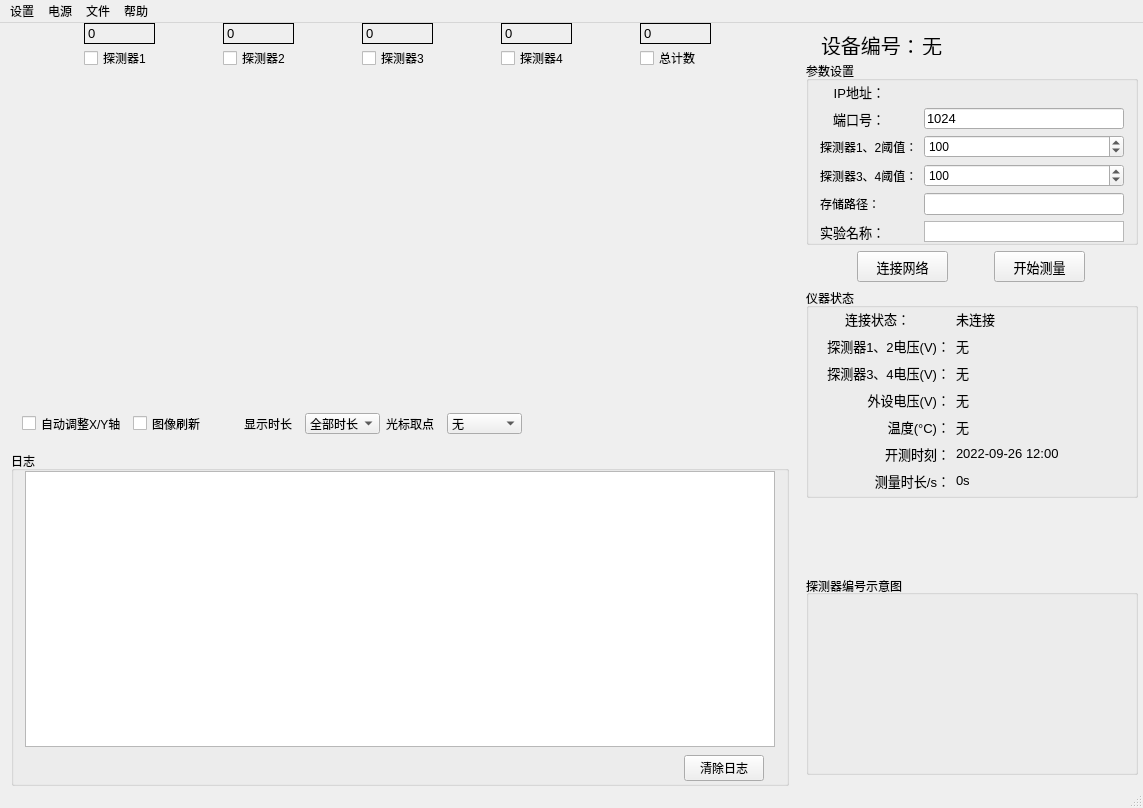
MrXiaomao/GammaMonitor, file forms/mainWindow.ui: the form before one commit.
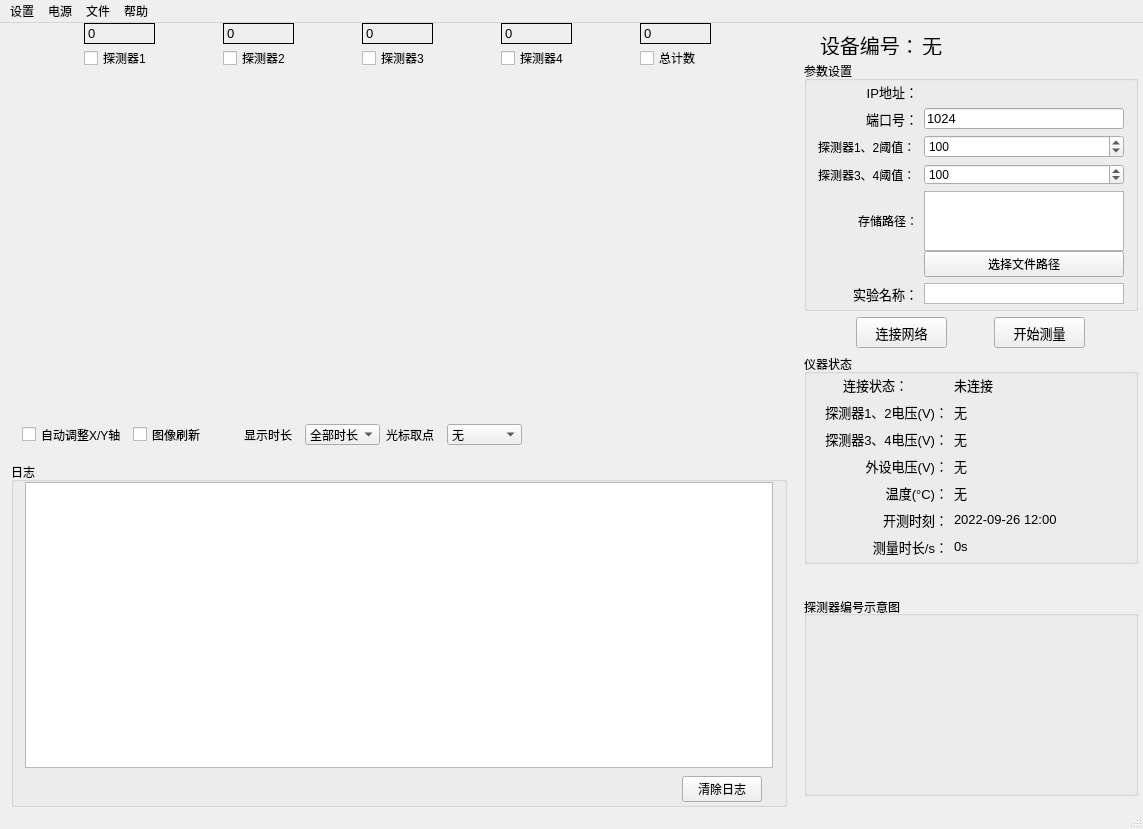
The form after the commit. Icons and pictures are not drawn. Custom widgets are drawn as their Qt base class.

Commit message: 控制绘图区和日志去的缩放高度比例，修复文件路径选择不可用问题。

What changed in the file:
```diff
--- a/forms/mainWindow.ui
+++ b/forms/mainWindow.ui
@@ -7,7 +7,7 @@
     <x>0</x>
     <y>0</y>
     <width>1143</width>
-    <height>808</height>
+    <height>829</height>
    </rect>
   </property>
   <property name="sizePolicy">
@@ -667,7 +667,7 @@
        <item>
         <widget class="QGroupBox" name="groupBox_2">
          <property name="sizePolicy">
-          <sizepolicy hsizetype="Preferred" vsizetype="Fixed">
+          <sizepolicy hsizetype="Preferred" vsizetype="Expanding">
            <horstretch>0</horstretch>
            <verstretch>0</verstretch>
           </sizepolicy>
@@ -675,7 +675,7 @@
          <property name="minimumSize">
           <size>
            <width>0</width>
-           <height>130</height>
+           <height>250</height>
           </size>
          </property>
          <property name="title">
@@ -686,7 +686,7 @@
            <number>0</number>
           </property>
           <property name="bottomMargin">
-           <number>0</number>
+           <number>3</number>
           </property>
           <item row="0" column="0">
            <widget class="QLabel" name="label">
@@ -698,7 +698,7 @@
             </property>
             <property name="minimumSize">
              <size>
-              <width>65</width>
+              <width>100</width>
               <height>21</height>
              </size>
             </property>
@@ -754,7 +754,7 @@
             </property>
             <property name="minimumSize">
              <size>
-              <width>65</width>
+              <width>100</width>
               <height>21</height>
              </size>
             </property>
@@ -796,42 +796,77 @@
             </property>
            </widget>
           </item>
-          <item row="4" column="0">
-           <widget class="QLabel" name="label_15">
+          <item row="2" column="0">
+           <widget class="QLabel" name="label_6">
             <property name="sizePolicy">
-             <sizepolicy hsizetype="Fixed" vsizetype="Fixed">
+             <sizepolicy hsizetype="Fixed" vsizetype="Preferred">
               <horstretch>0</horstretch>
               <verstretch>0</verstretch>
              </sizepolicy>
             </property>
             <property name="minimumSize">
              <size>
-              <width>65</width>
-              <height>21</height>
+              <width>100</width>
+              <height>0</height>
              </size>
             </property>
             <property name="text">
-             <string>存储路径：</string>
+             <string>探测器1、2阈值：</string>
             </property>
            </widget>
           </item>
-          <item row="4" column="1">
-           <widget class="QLineEdit" name="le_savePath">
-            <property name="minimumSize">
-             <size>
-              <width>0</width>
-              <height>21</height>
-             </size>
-            </property>
+          <item row="2" column="1">
+           <widget class="QSpinBox" name="spinBox_thresholdA">
             <property name="maximumSize">
              <size>
               <width>200</width>
               <height>16777215</height>
              </size>
             </property>
+            <property name="maximum">
+             <number>4095</number>
+            </property>
+            <property name="value">
+             <number>100</number>
+            </property>
            </widget>
           </item>
-          <item row="5" column="0">
+          <item row="3" column="0">
+           <widget class="QLabel" name="label_16">
+            <property name="sizePolicy">
+             <sizepolicy hsizetype="Fixed" vsizetype="Preferred">
+              <horstretch>0</horstretch>
+              <verstretch>0</verstretch>
+             </sizepolicy>
+            </property>
+            <property name="minimumSize">
+             <size>
+              <width>100</width>
+              <height>0</height>
+             </size>
+            </property>
+            <property name="text">
+             <string>探测器3、4阈值：</string>
+            </property>
+           </widget>
+          </item>
+          <item row="3" column="1">
+           <widget class="QSpinBox" name="spinBox_thresholdB">
+            <property name="maximumSize">
+             <size>
+              <width>200</width>
+              <height>21</height>
+             </size>
+            </property>
+            <property name="maximum">
+             <number>4095</number>
+            </property>
+            <property name="value">
+             <number>100</number>
+            </property>
+           </widget>
+          </item>
+          <item row="6" column="0">
            <widget class="QLabel" name="label_11">
             <property name="sizePolicy">
              <sizepolicy hsizetype="Fixed" vsizetype="Fixed">
@@ -841,7 +876,7 @@
             </property>
             <property name="minimumSize">
              <size>
-              <width>61</width>
+              <width>100</width>
               <height>21</height>
              </size>
             </property>
@@ -859,9 +894,12 @@
             <property name="text">
              <string>实验名称：</string>
             </property>
+            <property name="alignment">
+             <set>Qt::AlignmentFlag::AlignRight|Qt::AlignmentFlag::AlignTrailing|Qt::AlignmentFlag::AlignVCenter</set>
+            </property>
            </widget>
           </item>
-          <item row="5" column="1">
+          <item row="6" column="1">
            <widget class="QTextEdit" name="experimentNameEdit">
             <property name="sizePolicy">
              <sizepolicy hsizetype="Expanding" vsizetype="Fixed">
@@ -892,37 +930,79 @@
             </property>
            </widget>
           </item>
-          <item row="2" column="0">
-           <widget class="QLabel" name="label_6">
-            <property name="text">
-             <string>探测器1、2阈值：</string>
+          <item row="4" column="1">
+           <widget class="QWidget" name="widget_5" native="true">
+            <property name="minimumSize">
+             <size>
+              <width>0</width>
+              <height>70</height>
+             </size>
             </property>
+            <layout class="QVBoxLayout" name="verticalLayout_5">
+             <property name="spacing">
+              <number>0</number>
+             </property>
+             <property name="leftMargin">
+              <number>0</number>
+             </property>
+             <property name="topMargin">
+              <number>0</number>
+             </property>
+             <property name="rightMargin">
+              <number>0</number>
+             </property>
+             <property name="bottomMargin">
+              <number>0</number>
+             </property>
+             <item>
+              <widget class="QTextEdit" name="le_savePath">
+               <property name="sizePolicy">
+                <sizepolicy hsizetype="Expanding" vsizetype="Fixed">
+                 <horstretch>0</horstretch>
+                 <verstretch>0</verstretch>
+                </sizepolicy>
+               </property>
+               <property name="maximumSize">
+                <size>
+                 <width>200</width>
+                 <height>60</height>
+                </size>
+               </property>
+              </widget>
+             </item>
+             <item>
+              <widget class="QPushButton" name="savePathButton">
+               <property name="text">
+                <string>选择文件路径</string>
+               </property>
+               <property name="icon">
+                <iconset resource="../mainWindow.qrc">
+                 <normaloff>:/mainWindow/images/open.png</normaloff>:/mainWindow/images/open.png</iconset>
+               </property>
+              </widget>
+             </item>
+            </layout>
            </widget>
           </item>
-          <item row="3" column="0">
-           <widget class="QLabel" name="label_16">
-            <property name="text">
-             <string>探测器3、4阈值：</string>
+          <item row="4" column="0">
+           <widget class="QLabel" name="label_15">
+            <property name="sizePolicy">
+             <sizepolicy hsizetype="Fixed" vsizetype="Fixed">
+              <horstretch>0</horstretch>
+              <verstretch>0</verstretch>
+             </sizepolicy>
             </property>
-           </widget>
-          </item>
-          <item row="2" column="1">
-           <widget class="QSpinBox" name="spinBox_thresholdA">
-            <property name="maximum">
-             <number>4095</number>
+            <property name="minimumSize">
+             <size>
+              <width>100</width>
+              <height>60</height>
+             </size>
             </property>
-            <property name="value">
-             <number>100</number>
+            <property name="text">
+             <string>存储路径：</string>
             </property>
-           </widget>
-          </item>
-          <item row="3" column="1">
-           <widget class="QSpinBox" name="spinBox_thresholdB">
-            <property name="maximum">
-             <number>4095</number>
-            </property>
-            <property name="value">
-             <number>100</number>
+            <property name="alignment">
+             <set>Qt::AlignmentFlag::AlignRight|Qt::AlignmentFlag::AlignTrailing|Qt::AlignmentFlag::AlignVCenter</set>
             </property>
            </widget>
           </item>
```
The commit also changes 8 other files.
